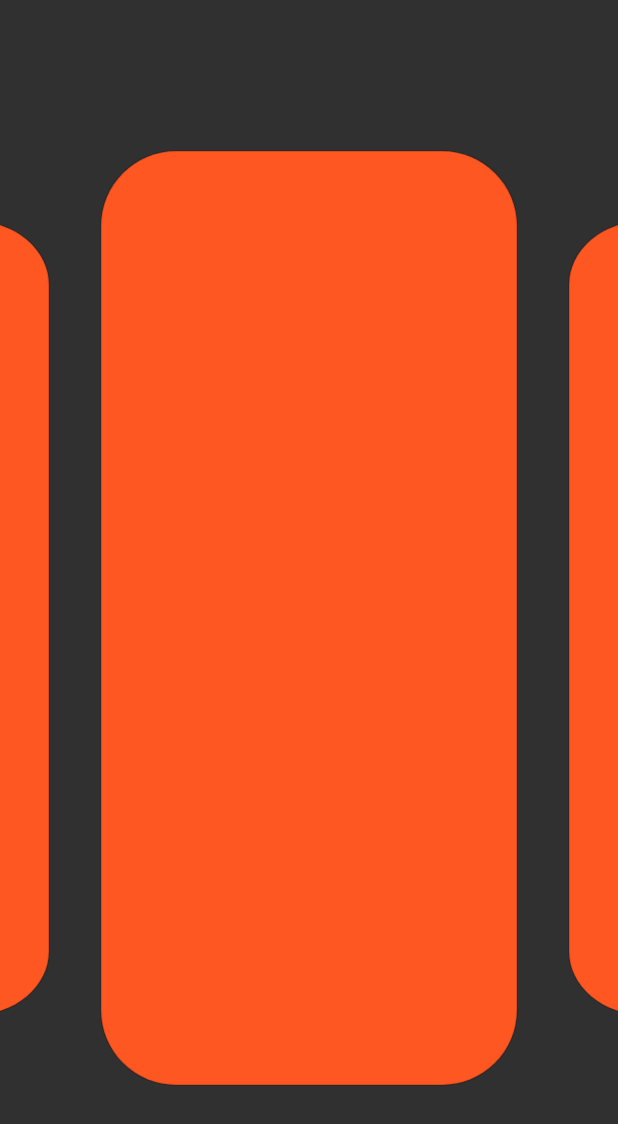
After one commit to sunginhong/NAVER-ISO-V2, an Android app: the fragment Fragment_4_ViewPager shown on its own in the app's theme, on a phone screen of 412 x 824 dp. The commit adds this screen. Shown: the top 1124 px of the screen. Run offline under Robolectric (Android 15) with nearby library versions, the phone set to English and light mode, and no system bars.

Commit message:
220527_1

```diff
--- a/app/build.gradle
+++ b/app/build.gradle
@@ -35,6 +35,7 @@ dependencies {
     implementation 'androidx.constraintlayout:constraintlayout:2.0.4'
     implementation 'androidx.legacy:legacy-support-v4:1.0.0'
     implementation 'androidx.core:core-animation:1.0.0-alpha02'
+    implementation "androidx.viewpager2:viewpager2:1.0.0"
     testImplementation 'junit:junit:4.+'
     androidTestImplementation 'androidx.test.ext:junit:1.1.2'
     androidTestImplementation 'androidx.test.espresso:espresso-core:3.3.0'
--- a/app/src/main/java/com/example/naver_iso_v2/BottomTabBar.java
+++ b/app/src/main/java/com/example/naver_iso_v2/BottomTabBar.java
@@ -42,6 +42,7 @@ public class BottomTabBar extends RelativeLayout  implements View.OnClickListene
     public Fragment_1_Nudge fragment1;
     public Fragment_2_Alarm fragment2;
     public Fragment_3_ViewPager fragment3;
+    public Fragment_4_ViewPager fragment4;
     public Fragment_5_Drag fragment5;
 
     public BottomTabBar(Context ctx){
@@ -118,7 +119,7 @@ public class BottomTabBar extends RelativeLayout  implements View.OnClickListene
         fragment1 = new Fragment_1_Nudge();
         fragment2 = new Fragment_2_Alarm();
         fragment3 = new Fragment_3_ViewPager();
-
+        fragment4 = new Fragment_4_ViewPager();
         fragment5 = new Fragment_5_Drag();
 
         bottomCase(0);
@@ -143,7 +144,7 @@ public class BottomTabBar extends RelativeLayout  implements View.OnClickListene
         if(idx == 1){ ((FragmentActivity)ctx).getSupportFragmentManager().beginTransaction().replace(R.id.rect_objectRL, fragment1).commit(); }
         if(idx == 2){ ((FragmentActivity)ctx).getSupportFragmentManager().beginTransaction().replace(R.id.rect_objectRL, fragment2).commit(); }
         if(idx == 3){ ((FragmentActivity)ctx).getSupportFragmentManager().beginTransaction().replace(R.id.rect_objectRL, fragment3).commit(); }
-
+        if(idx == 4){ ((FragmentActivity)ctx).getSupportFragmentManager().beginTransaction().replace(R.id.rect_objectRL, fragment4).commit(); }
         if(idx == 5){ ((FragmentActivity)ctx).getSupportFragmentManager().beginTransaction().replace(R.id.rect_objectRL, fragment5).commit(); }
     }
 
@@ -161,6 +162,9 @@ public class BottomTabBar extends RelativeLayout  implements View.OnClickListene
                 break;
             case R.id.bottom_btn_3 :
                 bottomCase(3);
+                break;
+            case R.id.bottom_btn_4 :
+                bottomCase(4);
                 break;
             case R.id.bottom_btn_5 :
                 bottomCase(5);
--- /dev/null
+++ b/app/src/main/java/com/example/naver_iso_v2/Fragment_4_ViewPager.java
@@ -0,0 +1,164 @@
+package com.example.naver_iso_v2;
+
+import android.os.Bundle;
+import android.os.Handler;
+import android.view.LayoutInflater;
+import android.view.View;
+import android.view.ViewGroup;
+import android.widget.FrameLayout;
+
+import androidx.annotation.NonNull;
+import androidx.core.view.ViewCompat;
+import androidx.fragment.app.Fragment;
+import androidx.fragment.app.FragmentActivity;
+import androidx.fragment.app.FragmentManager;
+import androidx.fragment.app.FragmentStatePagerAdapter;
+import androidx.viewpager.widget.ViewPager;
+import androidx.viewpager2.adapter.FragmentStateAdapter;
+import androidx.viewpager2.widget.CompositePageTransformer;
+import androidx.viewpager2.widget.MarginPageTransformer;
+import androidx.viewpager2.widget.ViewPager2;
+
+public class Fragment_4_ViewPager extends Fragment {
+
+    int MAX_PAGE = 3;
+    private Handler sliderHandler = new Handler();
+    private Fragment_4_ViewPager_Frag1 fragment1;
+    private Fragment_4_ViewPager_Frag2 fragment2;
+    private Fragment_4_ViewPager_Frag3 fragment3;
+    Fragment currentFragment = new Fragment();
+    private ViewPager2 viewPager;
+    private PagerAdapter pagerAdapter;
+    private Runnable sliderRunnable;
+
+    public Fragment_4_ViewPager() {
+        init();
+    }
+
+    @Override
+    public View onCreateView(LayoutInflater inflater, ViewGroup container, Bundle savedInstanceState) {
+        View view = inflater.inflate(R.layout.fragment_4viewpager2, container, false);
+        fragment1=new Fragment_4_ViewPager_Frag1();
+        fragment2=new Fragment_4_ViewPager_Frag2();
+        fragment3=new Fragment_4_ViewPager_Frag3();
+        viewPager=(ViewPager2)view.findViewById(R.id.view_pager2);
+        viewPager.setClipToPadding(false);
+        viewPager.setClipChildren(false);
+        viewPager.setPadding(100, 0, 100, 0);
+        pagerAdapter=new PagerAdapter(this);
+        viewPager.setAdapter(pagerAdapter);
+        viewPager.setOrientation(ViewPager2.ORIENTATION_HORIZONTAL);
+        viewPager.setOffscreenPageLimit(3);
+        viewPager.setCurrentItem(1);
+        this.initializeData();
+
+        sliderRunnable = new Runnable() {
+            @Override
+            public void run() {
+                viewPager.setCurrentItem(viewPager.getCurrentItem() + 1);
+            }
+        };
+
+        CompositePageTransformer compositePageTransformer = new CompositePageTransformer();
+        compositePageTransformer.addTransformer(new MarginPageTransformer(50));
+        compositePageTransformer.addTransformer(new ViewPager2.PageTransformer() {
+            @Override
+            public void transformPage(@NonNull View page, float position) {
+                float r = 1 - Math.abs(position);
+                page.setScaleY(0.85f + r * 0.15f);
+            }
+        });
+        viewPager.setPageTransformer(compositePageTransformer);
+        viewPager.setSaveEnabled(false);
+        init();
+
+        viewPager.registerOnPageChangeCallback(new ViewPager2.OnPageChangeCallback() {
+            @Override
+            public void onPageSelected(int position) {
+                super.onPageSelected(position);
+                sliderHandler.removeCallbacks(sliderRunnable);
+//                sliderHandler.postDelayed(sliderRunnable, 2000);
+            }
+        });
+        return view;
+    }
+
+    private void initializeData() {
+    }
+
+    private void init() {
+    }
+
+    @Override
+    public void onStart() {
+        super.onStart();
+    }
+
+    @Override
+    public void onStop() {
+        super.onStop();
+    }
+
+    @Override
+    public void onSaveInstanceState(Bundle outState) {
+        super.onSaveInstanceState(outState);
+    }
+
+    @Override
+    public void onPause() {
+        super.onPause();
+        sliderHandler.removeCallbacks(sliderRunnable);
+    }
+
+    @Override
+    public void onResume() {
+        super.onResume();
+        sliderHandler.postDelayed(sliderRunnable, 2000);
+    }
+
+    @Override
+    public void onLowMemory() {
+        super.onLowMemory();
+    }
+
+    @Override
+    public void onDestroy() {
+        super.onDestroy();
+    }
+
+    @Override
+    public Object getReturnTransition() {
+        return super.getReturnTransition();
+    }
+
+    private class PagerAdapter extends FragmentStateAdapter {
+        public PagerAdapter(Fragment_4_ViewPager fa) {
+            super(fa);
+        }
+
+        @Override
+        public Fragment createFragment(int position) {
+            if (position < 0 || MAX_PAGE <= position)
+                return null;
+
+            switch (position) {
+                case 0:
+                    currentFragment = new Fragment_4_ViewPager_Frag1();
+                    break;
+                case 1:
+                    currentFragment = new Fragment_4_ViewPager_Frag2();
+                    break;
+                case 2:
+                    currentFragment = new Fragment_4_ViewPager_Frag3();
+                    break;
+            }
+
+            return currentFragment;
+        }
+
+        @Override
+        public int getItemCount() {
+            return MAX_PAGE;
+        }
+    }
+}
--- /dev/null
+++ b/app/src/main/java/com/example/naver_iso_v2/Fragment_4_ViewPager_Frag1.java
@@ -0,0 +1,22 @@
+package com.example.naver_iso_v2;
+
+import android.os.Bundle;
+import android.view.LayoutInflater;
+import android.view.View;
+import android.view.ViewGroup;
+
+import androidx.annotation.NonNull;
+import androidx.annotation.Nullable;
+import androidx.fragment.app.Fragment;
+
+public class Fragment_4_ViewPager_Frag1 extends Fragment {
+    public Fragment_4_ViewPager_Frag1() {
+    }
+
+    @Override
+    public View onCreateView(LayoutInflater inflater, ViewGroup container,
+                             Bundle savedInstanceState) {
+        return (ViewGroup) inflater.inflate(
+                R.layout.fragment_4viewpager2_frag1, container, false);
+    }
+}
--- /dev/null
+++ b/app/src/main/java/com/example/naver_iso_v2/Fragment_4_ViewPager_Frag2.java
@@ -0,0 +1,22 @@
+package com.example.naver_iso_v2;
+
+import android.os.Bundle;
+import android.view.LayoutInflater;
+import android.view.View;
+import android.view.ViewGroup;
+
+import androidx.annotation.NonNull;
+import androidx.annotation.Nullable;
+import androidx.fragment.app.Fragment;
+
+public class Fragment_4_ViewPager_Frag2 extends Fragment {
+    public Fragment_4_ViewPager_Frag2() {
+    }
+
+    @Override
+    public View onCreateView(LayoutInflater inflater, ViewGroup container,
+                             Bundle savedInstanceState) {
+        return (ViewGroup) inflater.inflate(
+                R.layout.fragment_4viewpager2_frag2, container, false);
+    }
+}
--- /dev/null
+++ b/app/src/main/java/com/example/naver_iso_v2/Fragment_4_ViewPager_Frag3.java
@@ -0,0 +1,22 @@
+package com.example.naver_iso_v2;
+
+import android.os.Bundle;
+import android.view.LayoutInflater;
+import android.view.View;
+import android.view.ViewGroup;
+
+import androidx.annotation.NonNull;
+import androidx.annotation.Nullable;
+import androidx.fragment.app.Fragment;
+
+public class Fragment_4_ViewPager_Frag3 extends Fragment {
+    public Fragment_4_ViewPager_Frag3() {
+    }
+
+    @Override
+    public View onCreateView(LayoutInflater inflater, ViewGroup container,
+                             Bundle savedInstanceState) {
+        return (ViewGroup) inflater.inflate(
+                R.layout.fragment_4viewpager2_frag3, container, false);
+    }
+}
--- a/app/src/main/java/com/example/naver_iso_v2/Fragment_5_Drag.java
+++ b/app/src/main/java/com/example/naver_iso_v2/Fragment_5_Drag.java
@@ -5,6 +5,7 @@ import android.content.ClipDescription;
 import android.os.Bundle;
 import android.os.Handler;
 import android.util.Log;
+import android.view.Display;
 import android.view.DragEvent;
 import android.view.LayoutInflater;
 import android.view.MotionEvent;
@@ -17,7 +18,12 @@ public class Fragment_5_Drag extends Fragment implements View.OnTouchListener, V
 
     public View anim_object_drag;
     public String firstY = "0";
+    float oldX = 0;
+    float oldY = 0;
+    float curX = 0;
+    float curY = 0;
     float moveY = 0;
+    float crY = 0;
     boolean move = false;
 
     public Fragment_5_Drag() {
@@ -45,14 +51,15 @@ public class Fragment_5_Drag extends Fragment implements View.OnTouchListener, V
 
     @Override
     public boolean onTouch(View view, MotionEvent event) {
-        String curY = String.format("%.2f", event.getY());
+        String curXs = String.format("%.2f", event.getX());
+        String curYs = String.format("%.2f", event.getY());
 
         switch (event.getAction() & MotionEvent.ACTION_MASK) {
 
             case MotionEvent.ACTION_DOWN:
-                firstY = curY;
                 move = false;
-
+                oldX = event.getX();
+                oldY = event.getY();
                 break;
             case MotionEvent.ACTION_POINTER_DOWN:
 
@@ -62,15 +69,20 @@ public class Fragment_5_Drag extends Fragment implements View.OnTouchListener, V
                 break;
             case MotionEvent.ACTION_MOVE:
                 move = true;
-                moveY = view.getY() + (Float.parseFloat(curY) - Float.parseFloat(firstY));
+                curX = view.getX() + (Float.parseFloat(curXs) - view.getWidth()/2) - (oldX- view.getWidth()/2);
+                curY = view.getY() + (Float.parseFloat(curYs) - view.getHeight()/2) - (oldY- view.getHeight()/2);
                 if (move){
-//                    Log.d("SSSS", "SSSS"+moveY);
+                    view.setX(curX);
+                    view.setY(curY);
                 }
                 view.invalidate();
                 break;
             case MotionEvent.ACTION_UP:
                 if (move){
-
+//                    Log.d("ssss"+curY, "111"+curY+view.getHeight());
+                    if (curX < 0 || curX+view.getWidth() > Vars_Def.screenWidth || curY < 0 ){
+                        Log.d("ssss", "111");
+                    }
                 }
                 move = false;
                 break;
--- a/app/src/main/java/com/example/naver_iso_v2/MainActivity.java
+++ b/app/src/main/java/com/example/naver_iso_v2/MainActivity.java
@@ -5,6 +5,7 @@ import androidx.fragment.app.Fragment;
 import androidx.fragment.app.FragmentTransaction;
 
 import android.content.Context;
+import android.graphics.Point;
 import android.os.Bundle;
 import android.os.Handler;
 import android.util.Log;
@@ -36,6 +37,9 @@ public class MainActivity extends AppCompatActivity {
 
         display = getWindowManager().getDefaultDisplay();
         Vars_Def.screenWidth = display.getWidth();
+        Point size = new Point();
+        display.getRealSize(size);
+//        Vars_Def.screenHeight = display.getHeight();
 
         main_contain = (RelativeLayout) findViewById(R.id.main_contain);
         root = (RelativeLayout)  findViewById(R.id.root);
--- a/app/src/main/java/com/example/naver_iso_v2/Vars_Def.java
+++ b/app/src/main/java/com/example/naver_iso_v2/Vars_Def.java
@@ -6,6 +6,7 @@ public class Vars_Def {
     public static boolean container_bool = false;
     public static boolean codePage = false;
 
+    public static int screenWidth = 0;
     public static int screenHeight = 0;
 
     public static int posMinY = 0;
@@ -24,7 +25,6 @@ public class Vars_Def {
     public static int bottom_rectHeight = 0;
     public static int bottom_top_margin;
     public static int bottomPosY = 30;
-    public static int screenWidth = 0;
 
     public static String playMotionState = "";
     public static String[] array_string_easeType;
--- /dev/null
+++ b/app/src/main/res/drawable/border_rect.xml
@@ -0,0 +1,8 @@
+<?xml version="1.0" encoding="utf-8"?>
+<shape xmlns:android="http://schemas.android.com/apk/res/android">
+    <stroke android:width="1dp" android:color="#26000000" />
+    <solid android:color="#FF5722" />
+    <padding android:left="7dp" android:top="7dp"
+        android:right="7dp" android:bottom="7dp" />
+    <corners android:radius="50dp" />
+</shape>
--- a/app/src/main/res/layout/bottom_tab_layout.xml
+++ b/app/src/main/res/layout/bottom_tab_layout.xml
@@ -74,7 +74,7 @@
                     android:layout_height="match_parent"
                     android:layout_alignParentLeft="true"
                     android:layout_marginRight="@dimen/category_btn_margin"
-                    android:background="@drawable/bottom_button_closed"
+                    android:background="@drawable/bottom_button_open"
                     android:stateListAnimator="@null"
                     android:text="@string/flicking"
                     android:textAppearance="@style/noncase" />
--- a/app/src/main/res/layout/fragment_3viewpager.xml
+++ b/app/src/main/res/layout/fragment_3viewpager.xml
@@ -8,6 +8,8 @@
         android:id="@+id/view_pager"
         android:layout_width="match_parent"
         android:layout_height="match_parent"
+        android:clipToPadding="false"
+        android:clipChildren="false"
         android:layout_marginBottom="0dp"
         android:layout_marginEnd="0dp"
         android:layout_marginLeft="0dp"
--- /dev/null
+++ b/app/src/main/res/layout/fragment_4viewpager2.xml
@@ -0,0 +1,38 @@
+<?xml version="1.0" encoding="utf-8"?>
+<RelativeLayout xmlns:android="http://schemas.android.com/apk/res/android"
+    android:clipChildren="false"
+    android:clipToPadding="false"
+    android:layout_width="match_parent"
+    android:layout_height="match_parent">
+
+    <FrameLayout
+        android:clipChildren="false"
+        android:clipToPadding="false"
+        android:layout_width="match_parent"
+        android:layout_height="match_parent">
+
+        <LinearLayout
+            android:clipChildren="false"
+            android:clipToPadding="false"
+            android:layout_width="match_parent"
+            android:layout_height="match_parent">
+
+            <androidx.viewpager2.widget.ViewPager2
+                android:id="@+id/view_pager2"
+                android:layout_width="match_parent"
+                android:layout_height="match_parent"
+                android:layout_centerInParent="true"
+                android:clipChildren="false"
+                android:clipToPadding="false"
+                android:layout_marginBottom="100dp"
+                android:layout_marginEnd="0dp"
+                android:layout_marginLeft="0dp"
+                android:layout_marginRight="0dp"
+                android:layout_marginStart="0dp"
+                android:layout_marginTop="100dp" />
+
+        </LinearLayout>
+
+    </FrameLayout>
+
+</RelativeLayout>
--- /dev/null
+++ b/app/src/main/res/layout/fragment_4viewpager2_frag1.xml
@@ -0,0 +1,8 @@
+<?xml version="1.0" encoding="utf-8"?>
+<androidx.constraintlayout.widget.ConstraintLayout
+    xmlns:android="http://schemas.android.com/apk/res/android"
+    android:layout_width="match_parent"
+    android:layout_height="match_parent"
+    android:background="@drawable/border_rect">
+
+</androidx.constraintlayout.widget.ConstraintLayout>
--- /dev/null
+++ b/app/src/main/res/layout/fragment_4viewpager2_frag2.xml
@@ -0,0 +1,8 @@
+<?xml version="1.0" encoding="utf-8"?>
+<androidx.constraintlayout.widget.ConstraintLayout
+    xmlns:android="http://schemas.android.com/apk/res/android"
+    android:layout_width="match_parent"
+    android:layout_height="match_parent"
+    android:background="@drawable/border_rect">
+
+</androidx.constraintlayout.widget.ConstraintLayout>
--- /dev/null
+++ b/app/src/main/res/layout/fragment_4viewpager2_frag3.xml
@@ -0,0 +1,8 @@
+<?xml version="1.0" encoding="utf-8"?>
+<androidx.constraintlayout.widget.ConstraintLayout
+    xmlns:android="http://schemas.android.com/apk/res/android"
+    android:layout_width="match_parent"
+    android:layout_height="match_parent"
+    android:background="@drawable/border_rect">
+
+</androidx.constraintlayout.widget.ConstraintLayout>
--- a/app/src/main/res/layout/fragment_5_drag.xml
+++ b/app/src/main/res/layout/fragment_5_drag.xml
@@ -6,8 +6,8 @@
 
     <View
         android:id="@+id/anim_object_drag"
-        android:layout_width="242dp"
-        android:layout_height="242dp"
+        android:layout_width="150dp"
+        android:layout_height="150dp"
         android:layout_centerInParent="true"
         android:layout_centerHorizontal="false"
         android:layout_gravity="center"
--- a/app/src/main/res/values/dimen.xml
+++ b/app/src/main/res/values/dimen.xml
@@ -14,4 +14,8 @@
     <dimen name="ll_group_table_margin_top">9dp</dimen>
     <dimen name="ll_group_subtitle_margin_right">19dp</dimen>
     <dimen name="ll_group_subtitle_text_width">33dp</dimen>
+    <dimen name="viewpager_next_item_visible">26dp</dimen>
+    <dimen name="pageMargin">30dp</dimen>
+    <dimen name="offset">30dp</dimen>
+    <dimen name="pageMarginAndOffset">50dp</dimen>
 </resources>
```
